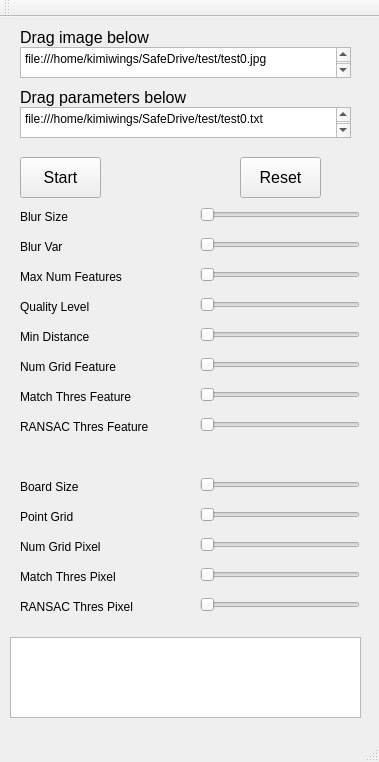
Before: the Qt Designer form mainwindow.ui in jiawei-mo/SafeDrive, drawn with Qt 5.
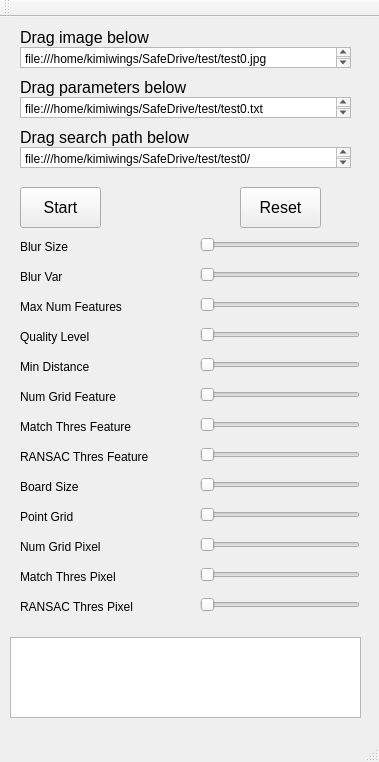
After: the same form once the commit is applied.

Diff of the .ui file:
```diff
--- a/mainwindow.ui
+++ b/mainwindow.ui
@@ -18,7 +18,7 @@
     <property name="geometry">
      <rect>
       <x>20</x>
-      <y>250</y>
+      <y>280</y>
       <width>161</width>
       <height>20</height>
      </rect>
@@ -31,7 +31,7 @@
     <property name="geometry">
      <rect>
       <x>200</x>
-      <y>250</y>
+      <y>280</y>
       <width>160</width>
       <height>16</height>
      </rect>
@@ -62,7 +62,7 @@
     <property name="geometry">
      <rect>
       <x>200</x>
-      <y>280</y>
+      <y>310</y>
       <width>160</width>
       <height>16</height>
      </rect>
@@ -87,7 +87,7 @@
     <property name="geometry">
      <rect>
       <x>20</x>
-      <y>280</y>
+      <y>310</y>
       <width>161</width>
       <height>20</height>
      </rect>
@@ -100,7 +100,7 @@
     <property name="geometry">
      <rect>
       <x>20</x>
-      <y>340</y>
+      <y>370</y>
       <width>161</width>
       <height>20</height>
      </rect>
@@ -113,7 +113,7 @@
     <property name="geometry">
      <rect>
       <x>200</x>
-      <y>310</y>
+      <y>340</y>
       <width>160</width>
       <height>16</height>
      </rect>
@@ -138,7 +138,7 @@
     <property name="geometry">
      <rect>
       <x>200</x>
-      <y>340</y>
+      <y>370</y>
       <width>160</width>
       <height>16</height>
      </rect>
@@ -160,7 +160,7 @@
     <property name="geometry">
      <rect>
       <x>20</x>
-      <y>310</y>
+      <y>340</y>
       <width>161</width>
       <height>20</height>
      </rect>
@@ -173,7 +173,7 @@
     <property name="geometry">
      <rect>
       <x>20</x>
-      <y>400</y>
+      <y>430</y>
       <width>161</width>
       <height>20</height>
      </rect>
@@ -186,7 +186,7 @@
     <property name="geometry">
      <rect>
       <x>200</x>
-      <y>190</y>
+      <y>220</y>
       <width>160</width>
       <height>16</height>
      </rect>
@@ -211,7 +211,7 @@
     <property name="geometry">
      <rect>
       <x>200</x>
-      <y>400</y>
+      <y>430</y>
       <width>160</width>
       <height>16</height>
      </rect>
@@ -233,7 +233,7 @@
     <property name="geometry">
      <rect>
       <x>20</x>
-      <y>190</y>
+      <y>220</y>
       <width>161</width>
       <height>20</height>
      </rect>
@@ -246,7 +246,7 @@
     <property name="geometry">
      <rect>
       <x>240</x>
-      <y>140</y>
+      <y>170</y>
       <width>81</width>
       <height>41</height>
      </rect>
@@ -266,7 +266,7 @@
       <x>20</x>
       <y>30</y>
       <width>331</width>
-      <height>31</height>
+      <height>21</height>
      </rect>
     </property>
     <property name="plainText">
@@ -296,7 +296,7 @@
     <property name="geometry">
      <rect>
       <x>20</x>
-      <y>140</y>
+      <y>170</y>
       <width>81</width>
       <height>41</height>
      </rect>
@@ -330,9 +330,9 @@
     <property name="geometry">
      <rect>
       <x>20</x>
-      <y>90</y>
+      <y>80</y>
       <width>331</width>
-      <height>31</height>
+      <height>21</height>
      </rect>
     </property>
     <property name="plainText">
@@ -344,7 +344,7 @@
     <property name="geometry">
      <rect>
       <x>20</x>
-      <y>70</y>
+      <y>60</y>
       <width>211</width>
       <height>20</height>
      </rect>
@@ -362,7 +362,7 @@
     <property name="geometry">
      <rect>
       <x>200</x>
-      <y>220</y>
+      <y>250</y>
       <width>160</width>
       <height>16</height>
      </rect>
@@ -387,7 +387,7 @@
     <property name="geometry">
      <rect>
       <x>20</x>
-      <y>220</y>
+      <y>250</y>
       <width>161</width>
       <height>20</height>
      </rect>
@@ -470,7 +470,7 @@
     <property name="geometry">
      <rect>
       <x>20</x>
-      <y>370</y>
+      <y>400</y>
       <width>161</width>
       <height>20</height>
      </rect>
@@ -483,7 +483,7 @@
     <property name="geometry">
      <rect>
       <x>200</x>
-      <y>370</y>
+      <y>400</y>
       <width>160</width>
       <height>16</height>
      </rect>
@@ -606,6 +606,38 @@
      <string>Num Grid Pixel</string>
     </property>
    </widget>
+   <widget class="QPlainTextEdit" name="text_SP">
+    <property name="geometry">
+     <rect>
+      <x>20</x>
+      <y>130</y>
+      <width>331</width>
+      <height>21</height>
+     </rect>
+    </property>
+    <property name="plainText">
+     <string>file:///home/kimiwings/SafeDrive/test/test0/
+</string>
+    </property>
+   </widget>
+   <widget class="QLabel" name="label_3">
+    <property name="geometry">
+     <rect>
+      <x>20</x>
+      <y>110</y>
+      <width>211</width>
+      <height>20</height>
+     </rect>
+    </property>
+    <property name="font">
+     <font>
+      <pointsize>12</pointsize>
+     </font>
+    </property>
+    <property name="text">
+     <string>Drag search path below</string>
+    </property>
+   </widget>
   </widget>
   <widget class="QToolBar" name="mainToolBar">
    <attribute name="toolBarArea">
```
